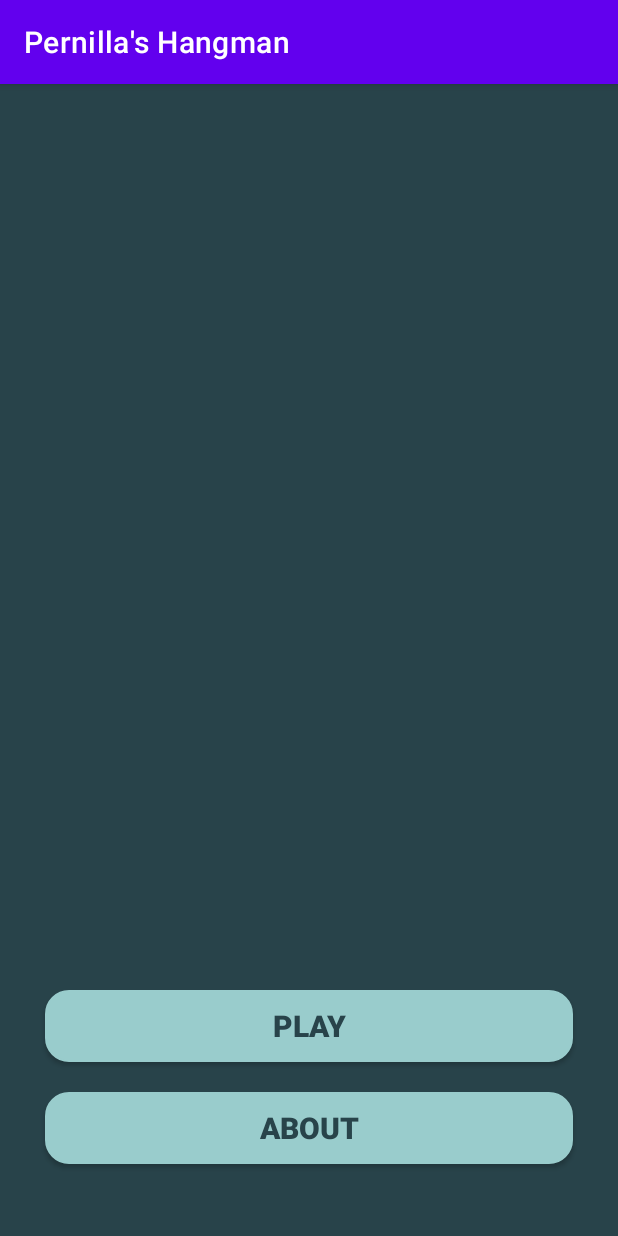
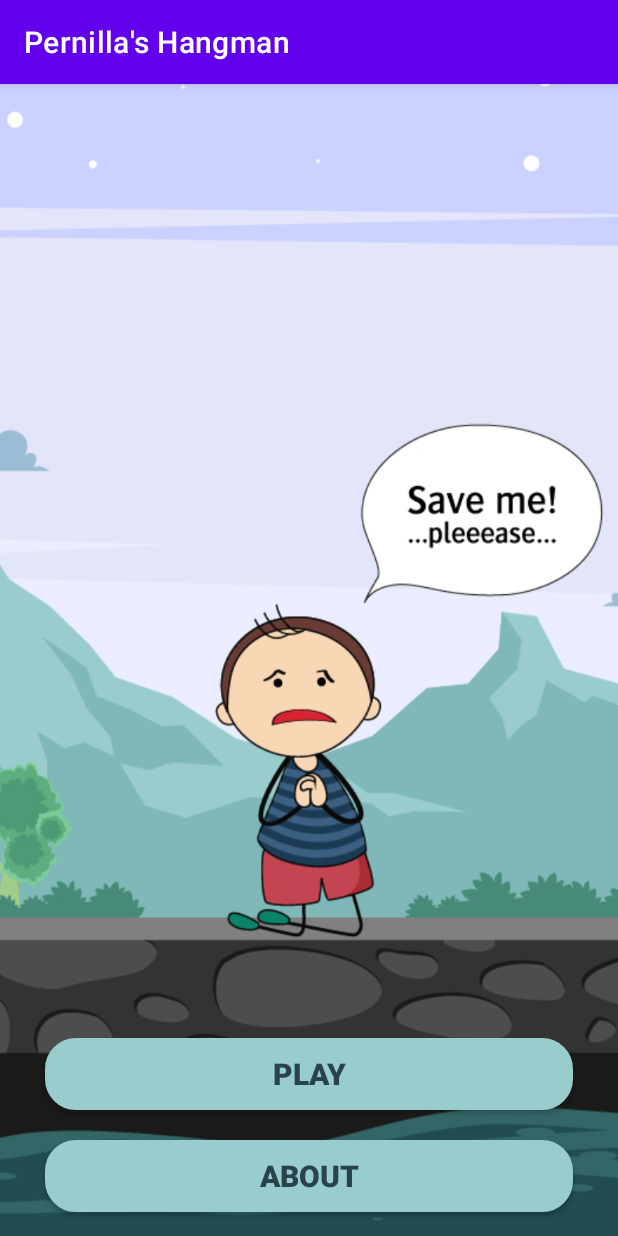
Before and after one commit to pernillaTherese/pernillasHangman, an Android app: the screen it shows after launch (StartActivity), on a phone screen of 412 x 824 dp. Run offline under Robolectric (Android 15) with nearby library versions, the phone set to English and light mode, and no system bars.

Commit message:
Add image to start activity. Increase corner radius to buttons.

```diff
--- a/app/src/main/res/drawable/round_corners_shape.xml
+++ b/app/src/main/res/drawable/round_corners_shape.xml
@@ -2,5 +2,5 @@
 <shape xmlns:android="http://schemas.android.com/apk/res/android">
     <solid android:color="@color/black"/>
     <stroke android:color="@color/black" android:width="1.5dp"/>
-    <corners android:radius="15dp"/>
+    <corners android:radius="20dp"/>
 </shape>
--- a/app/src/main/res/layout/activity_play.xml
+++ b/app/src/main/res/layout/activity_play.xml
@@ -121,10 +121,11 @@
         android:id="@+id/new_game_btn"
         android:text="@string/new_game_btn"
         style="@style/button_light"
+        android:background="@drawable/round_corners_shape"
+        android:layout_width="match_parent"
+        android:layout_height="wrap_content"
         android:layout_marginBottom="16dp"
-        android:layout_width="match_parent"
         android:layout_marginHorizontal="30dp"
-        android:background="@drawable/round_corners_shape"
         app:layout_constraintEnd_toEndOf="parent"
         app:layout_constraintStart_toStartOf="parent"
         app:layout_constraintTop_toBottomOf="@id/letters_layout"
--- a/app/src/main/res/layout/activity_start.xml
+++ b/app/src/main/res/layout/activity_start.xml
@@ -10,20 +10,22 @@
 
     <ImageView
         android:id="@+id/start_img"
-        android:layout_width="300dp"
-        android:layout_height="300dp"
-        android:layout_centerHorizontal="true"
-        android:layout_marginTop="48dp"
-        android:layout_marginBottom="24dp" />
+        android:src="@drawable/start_background"
+        android:layout_width="match_parent"
+        android:layout_height="wrap_content"
+        android:scaleType="centerCrop"
+        android:contentDescription="@string/img_content_Begging_toon" />
 
     <Button
         android:id="@+id/play_btn"
         android:text="@string/play_btn"
         style="@style/button_light"
+        android:background="@drawable/round_corners_shape"
+
         android:layout_width="match_parent"
         android:layout_height="wrap_content"
         android:layout_marginHorizontal="30dp"
-        android:background="@drawable/round_corners_shape"
+
         android:layout_above="@id/about_btn"
         android:layout_centerHorizontal="true"
         android:textSize="20sp"
@@ -32,22 +34,21 @@
 
     <Button
         android:id="@+id/about_btn"
-        android:text="@string/info_btn"
         style="@style/button_light"
-        android:textSize="20sp"
         android:layout_width="match_parent"
         android:layout_height="wrap_content"
+
+        android:layout_alignParentBottom="true"
+        android:layout_centerHorizontal="true"
         android:layout_marginHorizontal="30dp"
         android:layout_marginTop="20dp"
+
+        android:layout_marginBottom="16dp"
         android:background="@drawable/round_corners_shape"
-        android:layout_centerHorizontal="true"
-        android:layout_alignParentBottom="true"
-        android:layout_marginBottom="48dp"
         android:clickable="true"
+        android:text="@string/info_btn"
         app:layout_constraintEnd_toEndOf="parent"
         app:layout_constraintStart_toStartOf="parent">
     </Button>
 
-
-
 </RelativeLayout>
--- a/app/src/main/res/values/strings.xml
+++ b/app/src/main/res/values/strings.xml
@@ -16,6 +16,9 @@
     <string name="guessed_letters">GUESSED LETTERS</string>
     <string name="correct_word">CORRECT WORD</string>
 
+    <!--Image content-->
+    <string name="img_content_Begging_toon">Begging cartoon saying \'Save me, please\'</string>
+
     <!-- Strings used for fragments for navigation -->
     <string name="app_name">Pernilla\'s Hangman</string>
     <string name="first_fragment_label">First Fragment</string>
@@ -28,5 +31,4 @@
 
 
 
-
 </resources>
--- a/app/src/main/res/values/styles.xml
+++ b/app/src/main/res/values/styles.xml
@@ -23,6 +23,7 @@
         <item name="backgroundTint">@color/mountain_light</item>
         <item name="android:textColor">@color/background_color</item>
         <item name="android:textStyle">bold</item>
+        <item name="android:textSize">20sp</item>
 
     </style>
 
```
Also changed, not shown: app/src/main/res/drawable/start_background.jpg (added).
